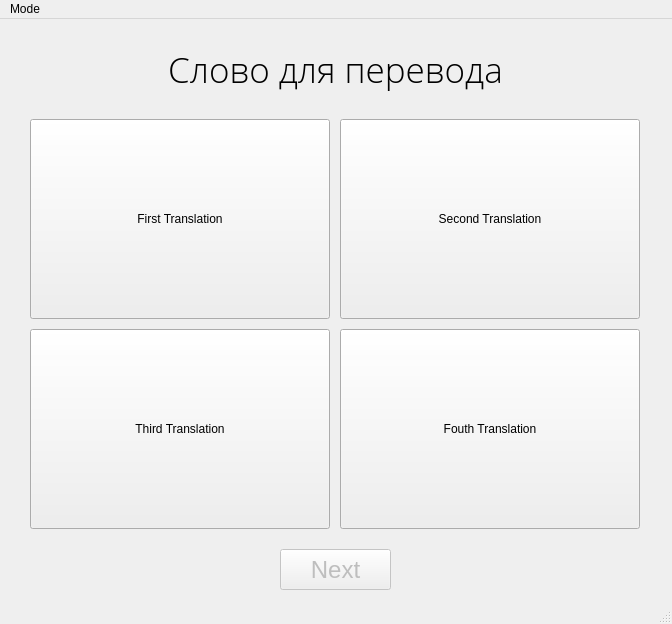
The window that GUI/main.ui (walkingscript/EngTrainer) describes before a commit, drawn with Qt 5.
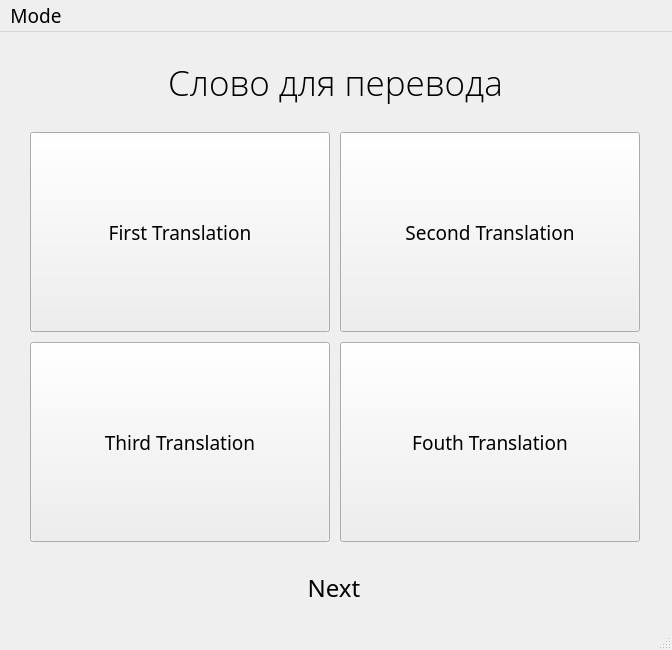
The same window after the commit. Icons and pictures are not drawn.

Diff of the .ui file:
```diff
--- a/GUI/main.ui
+++ b/GUI/main.ui
@@ -13,7 +13,7 @@
     <x>0</x>
     <y>0</y>
     <width>672</width>
-    <height>624</height>
+    <height>650</height>
    </rect>
   </property>
   <property name="sizePolicy">
@@ -25,15 +25,21 @@
   <property name="minimumSize">
    <size>
     <width>672</width>
-    <height>624</height>
+    <height>650</height>
    </size>
   </property>
   <property name="maximumSize">
    <size>
     <width>672</width>
-    <height>624</height>
+    <height>650</height>
    </size>
   </property>
+  <property name="font">
+   <font>
+    <family>Roboto Mono</family>
+    <pointsize>14</pointsize>
+   </font>
+  </property>
   <property name="windowTitle">
    <string>EngTrainer</string>
   </property>
@@ -207,24 +213,49 @@
    </widget>
    <widget class="QPushButton" name="btn_next_round">
     <property name="enabled">
-     <bool>false</bool>
+     <bool>true</bool>
     </property>
     <property name="geometry">
      <rect>
-      <x>280</x>
+      <x>270</x>
       <y>530</y>
-      <width>111</width>
-      <height>41</height>
+      <width>131</width>
+      <height>51</height>
      </rect>
     </property>
     <property name="font">
      <font>
+      <family>Source Code Pro</family>
       <pointsize>18</pointsize>
      </font>
     </property>
+    <property name="styleSheet">
+     <string notr="true">QPushButton {
+	padding-right:3px;
+}
+
+QPushButton:hover {
+	border: none;
+	background-color: lightblue;
+	border-radius: 25px;
+}</string>
+    </property>
     <property name="text">
      <string>Next</string>
     </property>
+    <property name="icon">
+     <iconset>
+      <normaloff>../icons/Next-icon.png</normaloff>../icons/Next-icon.png</iconset>
+    </property>
+    <property name="iconSize">
+     <size>
+      <width>40</width>
+      <height>40</height>
+     </size>
+    </property>
+    <property name="flat">
+     <bool>true</bool>
+    </property>
    </widget>
   </widget>
   <widget class="QMenuBar" name="menubar">
@@ -233,10 +264,19 @@
      <x>0</x>
      <y>0</y>
      <width>672</width>
-     <height>21</height>
+     <height>31</height>
     </rect>
    </property>
    <widget class="QMenu" name="menuMode">
+    <property name="font">
+     <font>
+      <family>Roboto</family>
+      <pointsize>14</pointsize>
+     </font>
+    </property>
+    <property name="mouseTracking">
+     <bool>false</bool>
+    </property>
     <property name="title">
      <string>Mode</string>
     </property>
@@ -244,8 +284,15 @@
    </widget>
    <addaction name="menuMode"/>
   </widget>
-  <widget class="QStatusBar" name="statusbar"/>
-  <action name="actionEn_Ru">
+  <widget class="QStatusBar" name="statusbar">
+   <property name="font">
+    <font>
+     <family>Roboto Light</family>
+     <pointsize>14</pointsize>
+    </font>
+   </property>
+  </widget>
+  <action name="menu_item_change_mode">
    <property name="checkable">
     <bool>true</bool>
    </property>
```
Left out of the diff: 22 changed lines with no effect on the pictures.
